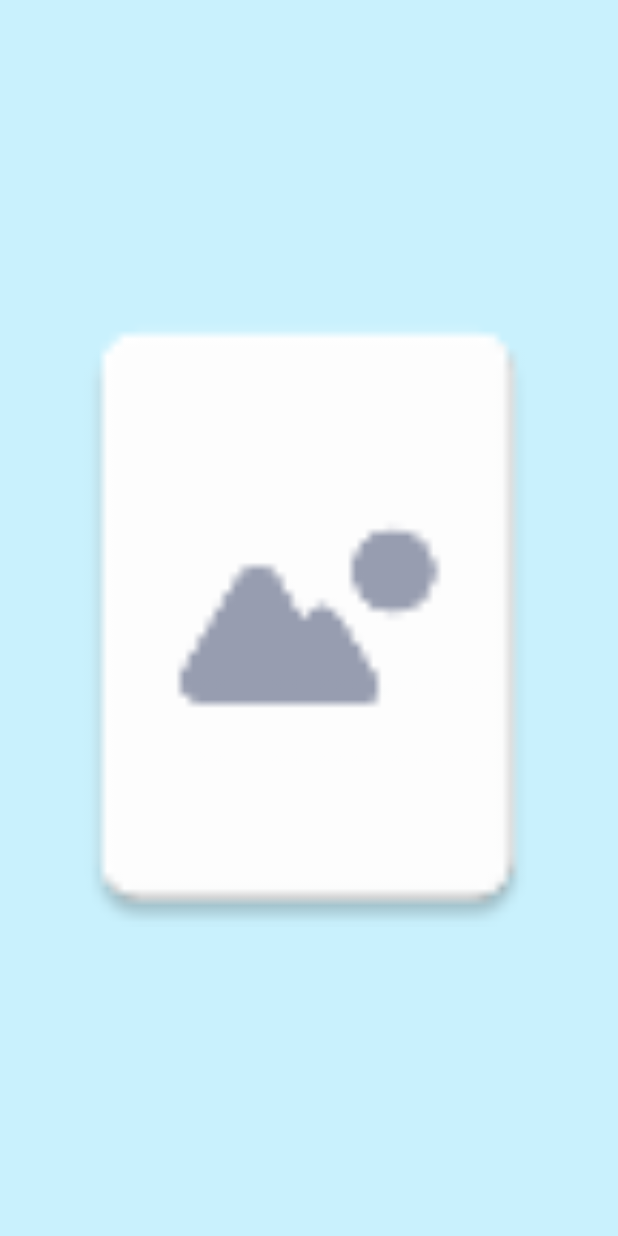
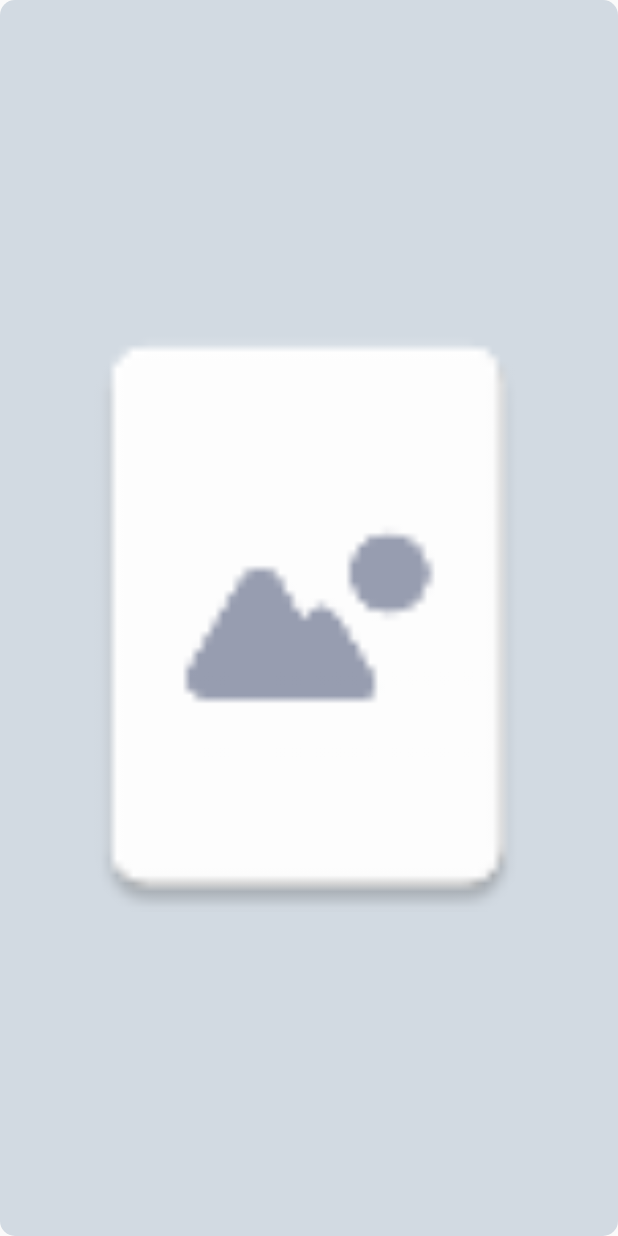
Before and after one commit to CMPUT301W22T00/QRHunt, an Android app: the layout qr_grid_element.xml on its own in the app's theme, with its tools: preview values and no code run, on a phone screen of 412 x 824 dp. Run offline under Robolectric (Android 15) with nearby library versions, the phone set to English and light mode, and no system bars; Roboto replaces fonts that are not available here.

```diff
--- a/app/src/main/res/layout/qr_grid_element.xml
+++ b/app/src/main/res/layout/qr_grid_element.xml
@@ -4,7 +4,8 @@
     xmlns:app="http://schemas.android.com/apk/res-auto"
     android:layout_width="match_parent"
     android:layout_height="match_parent"
-    android:background="@color/accent_blue_light">
+    android:background="@drawable/rec_button_take_photo"
+    android:padding="10dp">
 
     <ImageView
         android:id="@+id/imageView2"
```
Also changed, not shown: app/src/main/java/com/bigyoshi/qrhunt/bottom_navigation/map/MapFragment.java (+9 -6 lines).
